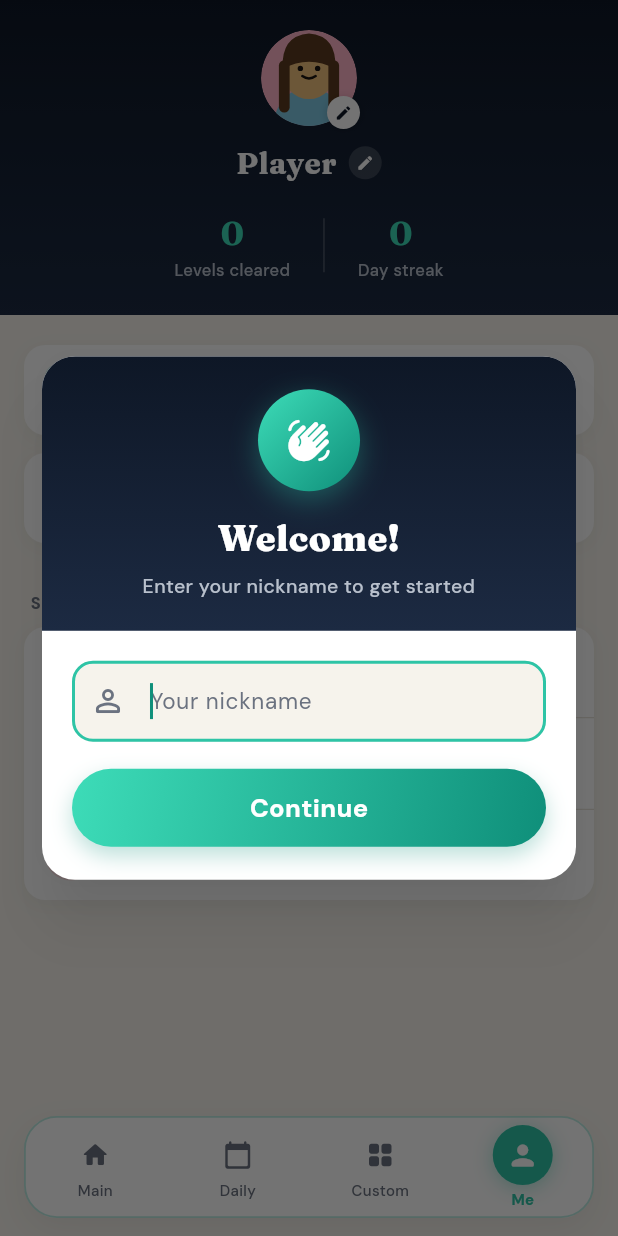
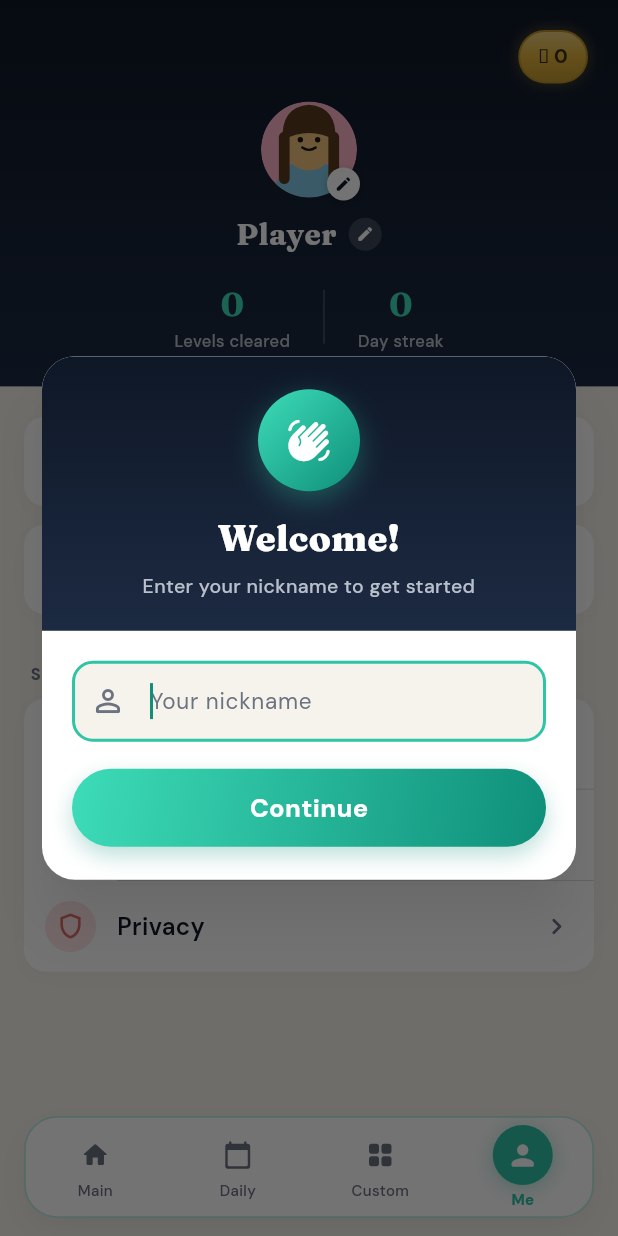
Before and after one commit to MominaYaqoob/arrow_drift, a Flutter app: the MeScreen screen opened by its route, after a tap on the "edit" icon, on a phone screen of 412 x 824 dp. Run offline on Flutter 3.47's test engine with Material 3 defaults, Android fonts, the phone set to English and light mode, and no system bars; our stand-ins replace audioplayers, connectivity_plus, flutter_riverpod, go_router, google_fonts, google_mobile_ads and 4 more; accounts and stored records are empty; generated files the repository leaves out were written again; network calls fail.

Commit message:
Award clear coins, show live balance on Home/Daily/Me, and ship 1.0.10+11.
Custom unlock is 300 coins with a +100 ad reward. Continue opens the unlock sheet instead of skipping a locked level.

Co-authored-by: Cursor <cursoragent@cursor.com>

```diff
--- /dev/null
+++ b/lib/core/widgets/coin_balance_pill.dart
@@ -0,0 +1,61 @@
+import 'package:flutter/material.dart';
+import 'package:flutter_riverpod/flutter_riverpod.dart';
+
+import 'package:arrow_drift/core/theme/app_theme.dart';
+import 'package:arrow_drift/data/repositories/progress_repository.dart';
+
+/// Live coin chip — same gold medallion as the Custom gallery header.
+class CoinBalancePill extends ConsumerWidget {
+  const CoinBalancePill({super.key});
+
+  @override
+  Widget build(BuildContext context, WidgetRef ref) {
+    ref.watch(progressRepositoryProvider);
+    ref.watch(coinBalanceTickProvider);
+    final colors = context.appColors;
+    final isDark = Theme.of(context).brightness == Brightness.dark;
+    return ValueListenableBuilder<int>(
+      valueListenable: ProgressRepository.coinBalanceTick,
+      builder: (context, balance, _) {
+        return Container(
+          padding: const EdgeInsets.symmetric(horizontal: 12, vertical: 7),
+          decoration: BoxDecoration(
+            borderRadius: BorderRadius.circular(999),
+            gradient: LinearGradient(
+              begin: Alignment.topCenter,
+              end: Alignment.bottomCenter,
+              colors: [
+                Color.lerp(colors.gold, Colors.white, 0.38)!,
+                colors.gold,
+                Color.lerp(colors.gold, const Color(0xFF8A6A1E), 0.35)!,
+              ],
+            ),
+            border: Border.all(
+              color: Color.lerp(colors.gold, const Color(0xFF8A6A1E), 0.45)!,
+              width: 1.3,
+            ),
+            boxShadow: [
+              BoxShadow(
+                color: colors.gold.withValues(alpha: 0.35),
+                blurRadius: 8,
+              ),
+              BoxShadow(
+                color: Colors.black.withValues(alpha: isDark ? 0.35 : 0.12),
+                blurRadius: 4,
+                offset: const Offset(0, 2),
+              ),
+            ],
+          ),
+          child: Text(
+            '🪙 $balance',
+            style: AppTextStyles.label(
+              fontSize: 13,
+              fontWeight: FontWeight.w800,
+              color: const Color(0xFF3D2E12),
+            ),
+          ),
+        );
+      },
+    );
+  }
+}
--- a/lib/features/daily_challenge/daily_challenge_screen.dart
+++ b/lib/features/daily_challenge/daily_challenge_screen.dart
@@ -3,6 +3,7 @@ import 'package:flutter_riverpod/flutter_riverpod.dart';
 import 'package:go_router/go_router.dart';
 
 import 'package:arrow_drift/core/theme/app_theme.dart';
+import 'package:arrow_drift/core/widgets/coin_balance_pill.dart';
 import 'package:arrow_drift/data/repositories/level_repository.dart';
 import 'package:arrow_drift/data/repositories/progress_repository.dart';
 import 'package:arrow_drift/features/gameplay/gameplay_screen.dart';
@@ -220,6 +221,13 @@ class _DailyHero extends StatelessWidget {
                     fontSize: 17,
                     fontWeight: FontWeight.w700,
                     color: Colors.white,
+                  ),
+                ),
+                const Align(
+                  alignment: Alignment.centerRight,
+                  child: Padding(
+                    padding: EdgeInsets.only(right: 8),
+                    child: CoinBalancePill(),
                   ),
                 ),
               ],
--- a/lib/features/gameplay/gameplay_screen.dart
+++ b/lib/features/gameplay/gameplay_screen.dart
@@ -480,6 +480,7 @@ class _GameplayScreenState extends ConsumerState<GameplayScreen>
     if (!widget.isDaily) return;
     final repo = await ref.read(progressRepositoryProvider.future);
     await repo.markDailyCompleted(_dailyPlayDate);
+    await repo.addCoins(50);
     ref.invalidate(monthlyDailyStarsProvider);
     ref.invalidate(completedDailyDatesProvider);
     ref.invalidate(currentStreakProvider);
@@ -503,6 +504,7 @@ class _GameplayScreenState extends ConsumerState<GameplayScreen>
     }
 
     await repo.saveProgress(widget.levelNumber);
+    await repo.addCoins(30);
     _notifyCampaignProgress();
     if (!mounted) return;
     await AdsService.instance.onLevelCleared(context);
@@ -531,6 +533,7 @@ class _GameplayScreenState extends ConsumerState<GameplayScreen>
       return;
     }
     await repo.saveProgress(widget.levelNumber);
+    await repo.addCoins(30);
     _notifyCampaignProgress();
     if (!mounted) return;
     await AdsService.instance.onLevelCleared(context);
@@ -851,6 +854,7 @@ class _GameplayScreenState extends ConsumerState<GameplayScreen>
               heartsAllowed: level.heartsAllowed,
               isCampaignComplete: isCampaignComplete,
               isDaily: widget.isDaily,
+              coinsEarned: widget.isDaily ? 50 : 30,
               onNextGame: _onNextGame,
               onMain: _onMainFromComplete,
             ),
--- a/lib/features/home/home_screen.dart
+++ b/lib/features/home/home_screen.dart
@@ -4,6 +4,7 @@ import 'package:go_router/go_router.dart';
 
 import 'package:arrow_drift/core/theme/app_theme.dart';
 import 'package:arrow_drift/core/widgets/app_logo.dart';
+import 'package:arrow_drift/core/widgets/coin_balance_pill.dart';
 import 'package:arrow_drift/data/repositories/level_repository.dart';
 import 'package:arrow_drift/data/repositories/progress_repository.dart';
 import 'package:arrow_drift/data/repositories/settings_repository.dart';
@@ -198,6 +199,8 @@ class _TopBar extends StatelessWidget {
       children: [
         const AppLogoMark(size: 36),
         const Spacer(),
+        const CoinBalancePill(),
+        const SizedBox(width: 8),
         Material(
           color: Colors.transparent,
           child: InkWell(
--- a/lib/features/profile/me_screen.dart
+++ b/lib/features/profile/me_screen.dart
@@ -3,6 +3,7 @@ import 'package:flutter_riverpod/flutter_riverpod.dart';
 import 'package:go_router/go_router.dart';
 
 import 'package:arrow_drift/core/theme/app_theme.dart';
+import 'package:arrow_drift/core/widgets/coin_balance_pill.dart';
 import 'package:arrow_drift/core/utils/external_links.dart';
 import 'package:arrow_drift/data/repositories/progress_repository.dart';
 import 'package:arrow_drift/features/about/about_screen.dart';
@@ -377,6 +378,11 @@ class _ProfileHeader extends StatelessWidget {
       ),
       child: Column(
         children: [
+          const Align(
+            alignment: Alignment.centerRight,
+            child: CoinBalancePill(),
+          ),
+          const SizedBox(height: 12),
           GestureDetector(
             onTap: onAvatarTap,
             child: Stack(
--- a/pubspec.yaml
+++ b/pubspec.yaml
@@ -2,7 +2,7 @@ name: arrow_drift
 description: "Arrow Drift : Puzzle Game"
 publish_to: 'none'
 
-version: 1.0.9+10
+version: 1.0.10+11
 
 environment:
   sdk: ^3.12.1
```
Also changed, not shown: lib/features/gameplay/widgets/level_completed_overlay.dart (+36 -0 lines), lib/features/patterns/pattern_preview_screen.dart (+5 -3 lines), lib/features/patterns/unlock_level_sheet.dart (+18 -3 lines).
